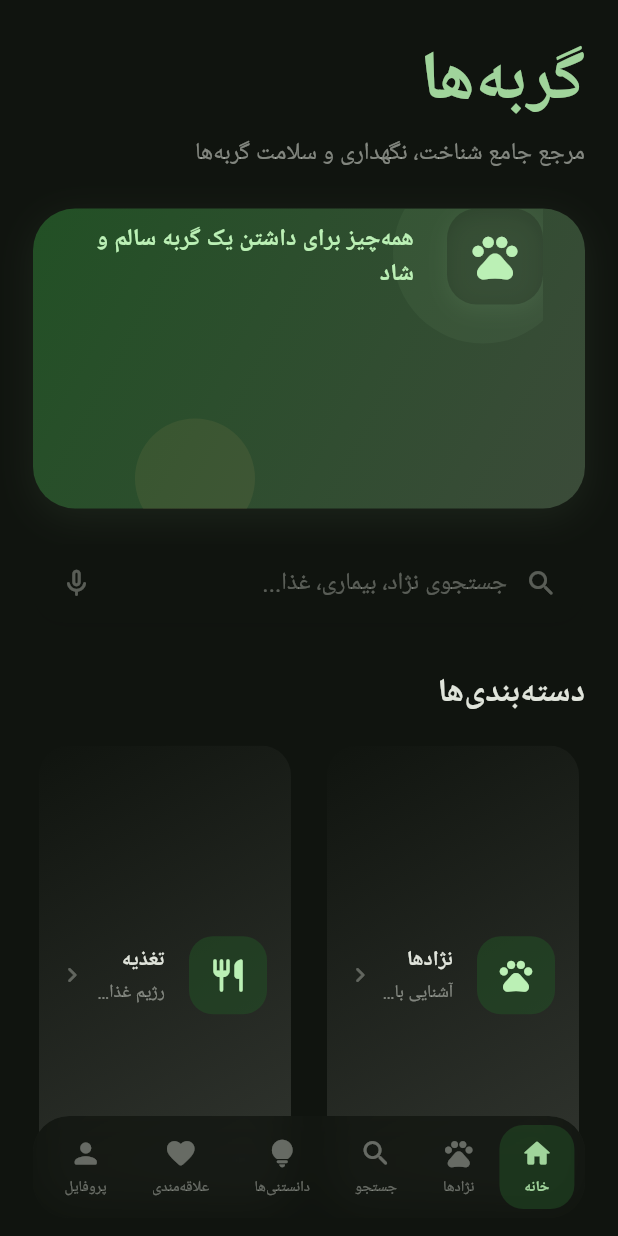
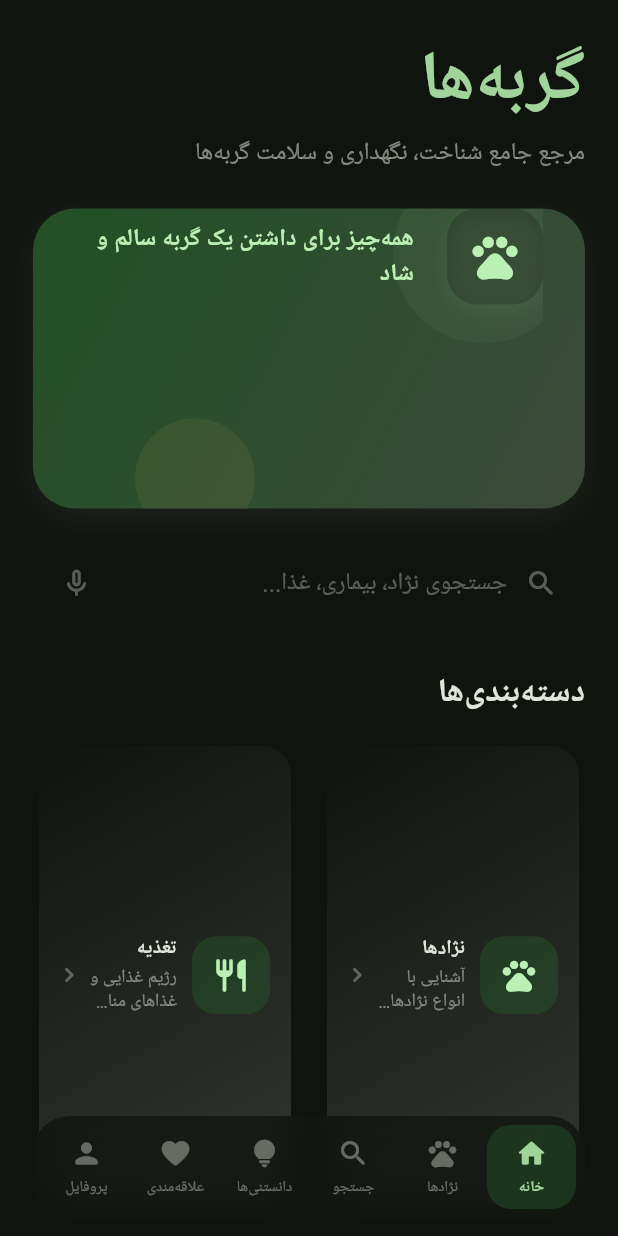
Before and after one commit to Ahoo82/cats_app, a Flutter app: the screen it shows after launch, on a phone screen of 412 x 824 dp. Run offline on Flutter 3.47's test engine with Material 3 defaults, Android fonts, the phone set to English and light mode, and no system bars; our stand-ins replace shared_preferences.

Commit message:
fix: improve mobile home screen layout
Co-Authored-By: Claude Sonnet 5 <noreply@anthropic.com>

```diff
--- a/cat_app/lib/screens/home_screen.dart
+++ b/cat_app/lib/screens/home_screen.dart
@@ -534,7 +534,7 @@ class _CategoryCard extends StatelessWidget {
             ),
           ),
           child: Padding(
-            padding: const EdgeInsetsDirectional.fromSTEB(16, 16, 12, 16),
+            padding: const EdgeInsetsDirectional.fromSTEB(14, 16, 10, 16),
             child: Row(
               children: [
                 Container(
@@ -554,7 +554,7 @@ class _CategoryCard extends StatelessWidget {
                     ),
                   ),
                 ),
-                const SizedBox(width: 16),
+                const SizedBox(width: 10),
                 Expanded(
                   child: Column(
                     crossAxisAlignment: CrossAxisAlignment.start,
@@ -565,7 +565,11 @@ class _CategoryCard extends StatelessWidget {
                         title,
                         style: theme.textTheme.titleSmall?.copyWith(
                           fontWeight: FontWeight.w700,
+                          fontSize: 13,
+                          height: 1.2,
                         ),
+                        maxLines: 2,
+                        overflow: TextOverflow.ellipsis,
                       ),
                       const SizedBox(height: 4),
                       Text(
@@ -576,13 +580,13 @@ class _CategoryCard extends StatelessWidget {
                           ),
                           height: 1.3,
                         ),
-                        maxLines: 1,
+                        maxLines: 2,
                         overflow: TextOverflow.ellipsis,
                       ),
                     ],
                   ),
                 ),
-                const SizedBox(width: 4),
+                const SizedBox(width: 2),
                 Icon(
                   Icons.chevron_left_rounded,
                   size: 20,
@@ -1246,10 +1250,10 @@ class _FloatingNavBarState extends State<_FloatingNavBar> {
           ),
           padding: const EdgeInsets.symmetric(horizontal: 6, vertical: 6),
           child: Row(
-            mainAxisAlignment: MainAxisAlignment.spaceAround,
             children: List.generate(_items.length, (index) {
               final isSelected = _selectedIndex == index;
-              return _NavItem(
+              return Expanded(
+                child: _NavItem(
                   key: ValueKey(index),
                   icon: _items[index]['icon'] as IconData,
                   label: _items[index]['label'] as String,
@@ -1334,6 +1338,7 @@ class _FloatingNavBarState extends State<_FloatingNavBar> {
                       );
                     }
                   },
+                ),
               );
             }),
           ),
@@ -1378,7 +1383,7 @@ class _NavItem extends StatelessWidget {
           child: AnimatedContainer(
             duration: const Duration(milliseconds: 220),
             curve: Curves.easeOut,
-            padding: const EdgeInsets.symmetric(horizontal: 14, vertical: 8),
+            padding: const EdgeInsets.symmetric(horizontal: 4, vertical: 8),
             decoration: BoxDecoration(
               color: isSelected
                   ? theme.colorScheme.primaryContainer.withValues(alpha: 0.5)
@@ -1390,12 +1395,18 @@ class _NavItem extends StatelessWidget {
               children: [
                 Icon(icon, size: 22, color: color),
                 const SizedBox(height: 4),
-                Text(
+                FittedBox(
+                  fit: BoxFit.scaleDown,
+                  child: Text(
                     label,
+                    maxLines: 1,
                     style: TextStyle(
                       fontSize: 10,
-                    fontWeight: isSelected ? FontWeight.w700 : FontWeight.w500,
+                      fontWeight: isSelected
+                          ? FontWeight.w700
+                          : FontWeight.w500,
                       color: color,
+                    ),
                   ),
                 ),
               ],
```
Lines whose indentation alone changed are shown as unchanged.
